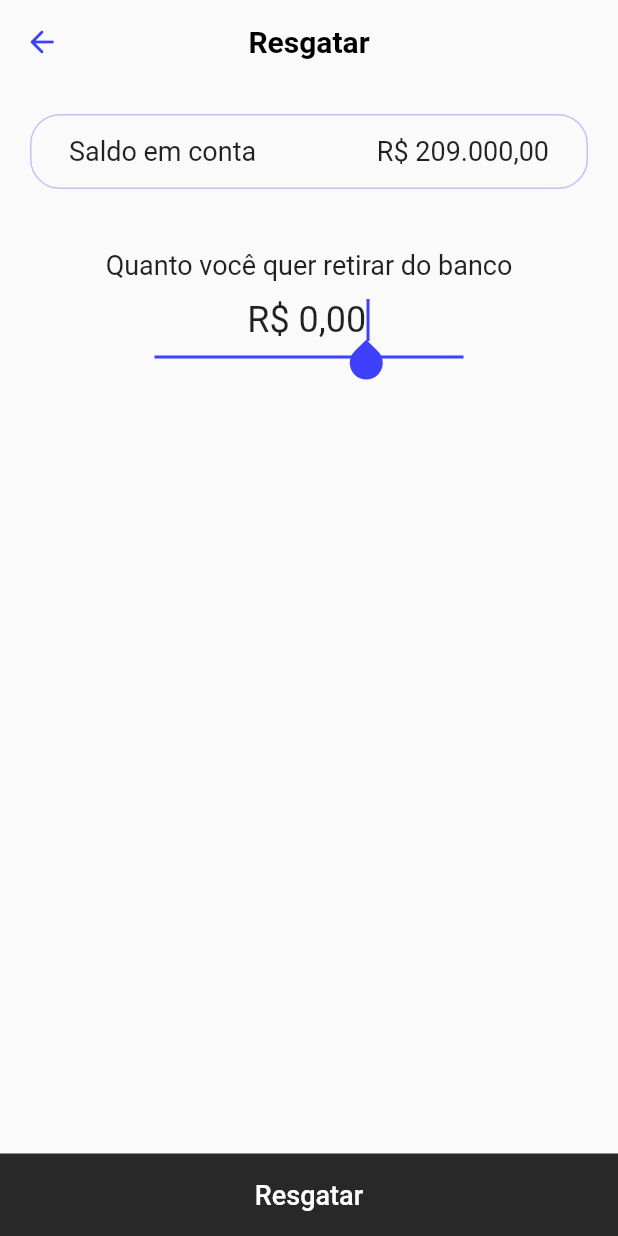
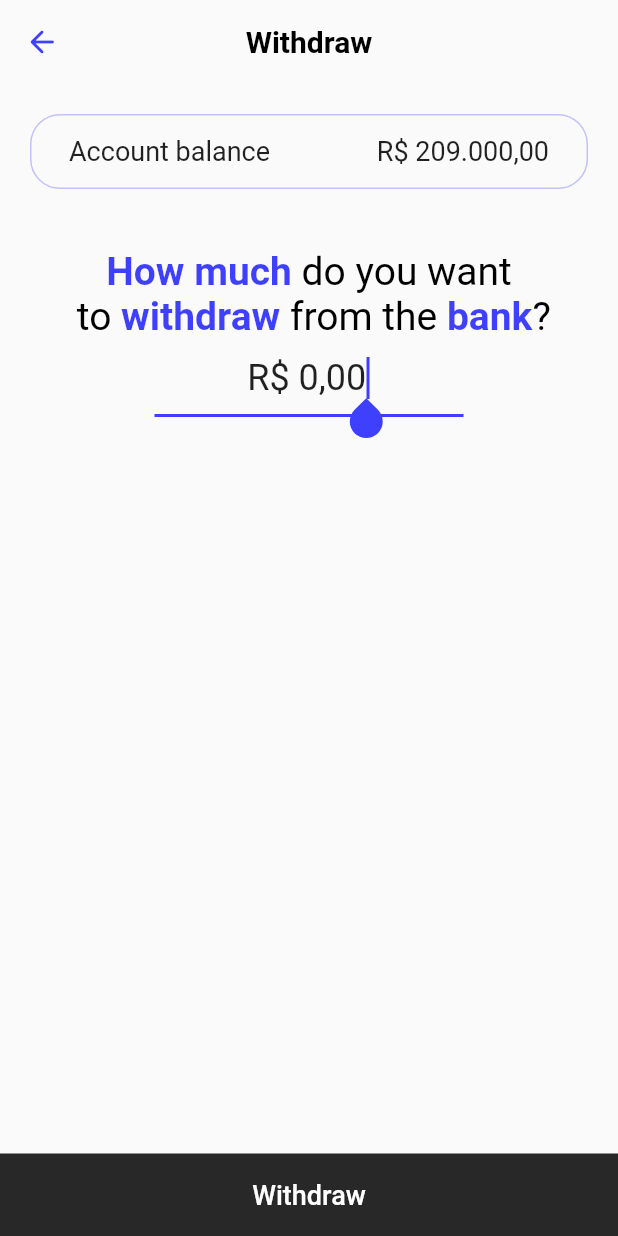
Before and after one commit to BrunoRabbit/deposito-saque, a Flutter app: the screen it shows after launch, after a tap on an icon or button, on a phone screen of 412 x 824 dp. Run offline on Flutter 3.47's test engine with Material 2 defaults, Android fonts, the phone set to English and light mode, and no system bars; our stand-ins replace brasil_fields, font_awesome_flutter, google_fonts; missing offline and left inert: mobile_scanner.

Commit message:
fix: minor adjustments

```diff
--- a/lib/app.dart
+++ b/lib/app.dart
@@ -1,7 +1,7 @@
 import 'package:deposito_saque/controllers/transaction_controller.dart';
+import 'package:deposito_saque/pages/home_page/home_page.dart';
 import 'package:deposito_saque/routes/app_routes.dart';
 import 'package:deposito_saque/themes/colors_themes.dart';
-import 'package:deposito_saque/views/home_view/home_view.dart';
 import 'package:deposito_saque/widgets/app_snack_bar.dart';
 import 'package:flutter/material.dart';
 import 'package:provider/provider.dart';
@@ -25,12 +25,11 @@ class _ApplicationState extends State<Application> {
       child: MaterialApp(
         scaffoldMessengerKey: scaffoldKey,
         debugShowCheckedModeBanner: false,
-        title: 'Flutter Demo',
         routes: AppRoutes.path,
         // themeMode: themeProvider.themeMode,
         theme: ColorsThemes.lightTheme,
         // darkTheme: MyTheme.darkTheme,
-        home: const HomeView(),
+        home: const HomePage(),
       ),
     );
   }
--- a/lib/models/transaction.dart
+++ b/lib/models/transaction.dart
@@ -9,8 +9,6 @@ class Transaction {
   double? transferido;
   String? dateTime;
   IconData? icon;
-  Color? bgColor;
-  Color? moneyColor;
 
   Transaction({
     this.name,
@@ -19,8 +17,6 @@ class Transaction {
     this.transferido,
     this.dateTime,
     this.icon,
-    this.bgColor,
-    this.moneyColor,
   });
 
   Transaction copyWith({
@@ -40,8 +36,6 @@ class Transaction {
       transferido: transferido ?? this.transferido,
       dateTime: dateTime ?? this.dateTime,
       icon: icon ?? this.icon,
-      bgColor: bgColor ?? this.bgColor,
-      moneyColor: moneyColor ?? this.moneyColor,
     );
   }
 }
--- a/lib/views/home_view/home_view.dart
+++ b/lib/pages/home_page/home_page.dart
@@ -1,21 +1,21 @@
 import 'package:brasil_fields/brasil_fields.dart';
-import 'package:deposito_saque/views/home_view/widgets/card_historico.dart';
+import 'package:deposito_saque/pages/home_page/widgets/history_card_widget.dart';
 import 'package:deposito_saque/controllers/transaction_controller.dart';
 import 'package:deposito_saque/models/transaction.dart';
 import 'package:deposito_saque/widgets/app_custom_text.dart';
-import 'package:deposito_saque/views/home_view/widgets/area_button.dart';
+import 'package:deposito_saque/pages/home_page/widgets/area_button_widget.dart';
 import 'package:flutter/material.dart';
 import 'package:google_fonts/google_fonts.dart';
 import 'package:provider/provider.dart';
 
-class HomeView extends StatefulWidget {
-  const HomeView({Key? key}) : super(key: key);
+class HomePage extends StatefulWidget {
+  const HomePage({Key? key}) : super(key: key);
 
   @override
-  State<HomeView> createState() => _HomeViewState();
+  State<HomePage> createState() => _HomePageState();
 }
 
-class _HomeViewState extends State<HomeView> {
+class _HomePageState extends State<HomePage> {
   late TransactionController transactionController;
 
   @override
@@ -35,7 +35,7 @@ class _HomeViewState extends State<HomeView> {
             crossAxisAlignment: CrossAxisAlignment.start,
             children: [
               const AppCustomText(
-                label: 'Olá, Bruno',
+                label: 'Hi, Bruno',
                 fontWeight: FontWeight.w400,
               ),
               const SizedBox(
@@ -49,7 +49,7 @@ class _HomeViewState extends State<HomeView> {
                 height: 8,
               ),
               AppCustomText(
-                label: 'Meu saldo atual',
+                label: 'Current balance',
                 size: 16,
                 color: Theme.of(context).primaryColor,
               ),
@@ -63,7 +63,7 @@ class _HomeViewState extends State<HomeView> {
               Row(
                 children: [
                   Text(
-                    'Histórico de transações',
+                    'History transaction',
                     style: GoogleFonts.roboto(
                       fontSize: 18,
                       fontWeight: FontWeight.w500,
@@ -87,7 +87,7 @@ class _HomeViewState extends State<HomeView> {
                       child: Column(
                         children: [
                           const AppCustomText(
-                            label: 'Nenhuma transação encontrada!',
+                            label: 'No transactions found!',
                             size: 20,
                           ),
                           Icon(
@@ -109,7 +109,7 @@ class _HomeViewState extends State<HomeView> {
                           Transaction transaction = transactionController
                               .listTransaction[reverseIndex];
 
-                          return CardHistorico(
+                          return HistoryCard(
                             transaction: transaction,
                           );
                         },
@@ -125,3 +125,7 @@ class _HomeViewState extends State<HomeView> {
     );
   }
 }
+// TODO - SEM UZAR SETSTATE WITH BLOC
+// TODO - TIRAR GOOGLE FONTE E COLOCAR FONTE DIREITO
+// TODO - UM BrOCO PRA CADA STATE
+// TODO - FAZER EM INGLES ATÉ VARIAVEL
--- a/lib/views/home_view/widgets/area_button.dart
+++ b/lib/pages/home_page/widgets/area_button_widget.dart
@@ -19,7 +19,7 @@ class AreaButton extends StatelessWidget {
               children: [
                 InkWell(
                   onTap: () {
-                    Navigator.of(context).pushNamed(RoutesPath.kPixView);
+                    Navigator.of(context).pushNamed(RoutesPath.kPixPage);
                   },
                   child: CircleAvatar(
                     radius: 25,
@@ -35,7 +35,7 @@ class AreaButton extends StatelessWidget {
                   height: 5,
                 ),
                 const AppCustomText(
-                  label: 'Área Pix',
+                  label: 'Pix',
                   size: 16,
                 ),
               ],
@@ -47,7 +47,7 @@ class AreaButton extends StatelessWidget {
               children: [
                 InkWell(
                   onTap: () {
-                    Navigator.of(context).pushNamed(RoutesPath.kDepositView);
+                    Navigator.of(context).pushNamed(RoutesPath.kDepositPage);
                   },
                   child: CircleAvatar(
                     radius: 25,
@@ -63,7 +63,7 @@ class AreaButton extends StatelessWidget {
                   height: 5,
                 ),
                 AppCustomText(
-                  label: 'Depositar',
+                  label: 'Deposit',
                   size: 16,
                   color: Colors.black.withOpacity(0.8),
                 ),
@@ -76,7 +76,7 @@ class AreaButton extends StatelessWidget {
               children: [
                 InkWell(
                   onTap: () {
-                    Navigator.of(context).pushNamed(RoutesPath.kResgatarView);
+                    Navigator.of(context).pushNamed(RoutesPath.kWithdrawPage);
                   },
                   child: CircleAvatar(
                     radius: 25,
@@ -92,7 +92,7 @@ class AreaButton extends StatelessWidget {
                   height: 5,
                 ),
                 AppCustomText(
-                  label: 'Resgatar',
+                  label: 'Withdraw',
                   size: 16,
                   color: Colors.black.withOpacity(0.8),
                 ),
--- a/lib/views/resgatar_view.dart
+++ b/lib/pages/withdraw_page.dart
@@ -6,20 +6,20 @@ import 'package:flutter/services.dart';
 import 'package:google_fonts/google_fonts.dart';
 import 'package:provider/provider.dart';
 
-class ResgatarView extends StatefulWidget {
-  const ResgatarView({Key? key}) : super(key: key);
+class WithdrawPage extends StatefulWidget {
+  const WithdrawPage({Key? key}) : super(key: key);
 
   @override
-  State<ResgatarView> createState() => _ResgatarViewState();
+  State<WithdrawPage> createState() => _WithdrawPageState();
 }
 
-class _ResgatarViewState extends State<ResgatarView> {
-  late TextEditingController _resgateController;
+class _WithdrawPageState extends State<WithdrawPage> {
+  late TextEditingController _withdrawController;
   late TransactionController transactionController;
 
   @override
   void initState() {
-    _resgateController = TextEditingController(
+    _withdrawController = TextEditingController(
         text: UtilBrasilFields.obterReal(
       0,
       moeda: true,
@@ -31,7 +31,7 @@ class _ResgatarViewState extends State<ResgatarView> {
 
   @override
   void dispose() {
-    _resgateController.dispose();
+    _withdrawController.dispose();
     super.dispose();
   }
 
@@ -42,7 +42,7 @@ class _ResgatarViewState extends State<ResgatarView> {
         elevation: 0,
         backgroundColor: Colors.transparent,
         title: const AppCustomText(
-          label: 'Resgatar',
+          label: 'Withdraw',
           size: 20,
           fontWeight: FontWeight.w600,
           color: Colors.black,
@@ -78,7 +78,7 @@ class _ResgatarViewState extends State<ResgatarView> {
                 child: Row(
                   children: [
                     const AppCustomText(
-                      label: 'Saldo em conta',
+                      label: 'Account balance',
                       fontWeight: FontWeight.normal,
                     ),
                     const Spacer(),
@@ -95,9 +95,45 @@ class _ResgatarViewState extends State<ResgatarView> {
           const SizedBox(
             height: 20,
           ),
-          const AppCustomText(
-            label: 'Quanto você quer retirar do banco',
-            fontWeight: FontWeight.normal,
+          RichText(
+            textAlign: TextAlign.center,
+            text: TextSpan(
+              text: 'How much ',
+              style: GoogleFonts.roboto(
+                fontSize: 26,
+                fontWeight: FontWeight.w700,
+                color: const Color(0xff0000ff).withOpacity(0.75),
+              ),
+              children: <TextSpan>[
+                TextSpan(
+                  text: 'do you want\n to ',
+                  style: GoogleFonts.roboto(
+                    fontWeight: FontWeight.normal,
+                    color: Colors.black,
+                  ),
+                ),
+                const TextSpan(
+                  text: 'withdraw',
+                ),
+                TextSpan(
+                  text: ' from the ',
+                  style: GoogleFonts.roboto(
+                    fontWeight: FontWeight.normal,
+                    color: Colors.black,
+                  ),
+                ),
+                const TextSpan(
+                  text: 'bank',
+                ),
+                TextSpan(
+                  text: '?',
+                  style: GoogleFonts.roboto(
+                    fontWeight: FontWeight.normal,
+                    color: Colors.black,
+                  ),
+                ),
+              ],
+            ),
           ),
           Center(
             child: SizedBox(
@@ -105,7 +141,7 @@ class _ResgatarViewState extends State<ResgatarView> {
               child: TextField(
                 autofocus: true,
                 textAlign: TextAlign.center,
-                controller: _resgateController,
+                controller: _withdrawController,
                 keyboardType: TextInputType.number,
                 maxLength: 13,
                 maxLengthEnforcement: MaxLengthEnforcement.enforced,
@@ -136,7 +172,7 @@ class _ResgatarViewState extends State<ResgatarView> {
             width: double.infinity,
             child: ElevatedButton(
               child: const AppCustomText(
-                label: 'Resgatar',
+                label: 'Withdraw',
                 color: Colors.white,
                 size: 18,
               ),
@@ -149,7 +185,7 @@ class _ResgatarViewState extends State<ResgatarView> {
               ),
               onPressed: () {
                 transactionController.verifyValueResgate(
-                  _resgateController.text,
+                  _withdrawController.text,
                   context,
                 );
               },
--- a/lib/routes/app_routes.dart
+++ b/lib/routes/app_routes.dart
@@ -1,24 +1,24 @@
-import 'package:deposito_saque/views/camera_view.dart';
-import 'package:deposito_saque/views/deposit_view.dart';
-import 'package:deposito_saque/views/home_view/home_view.dart';
-import 'package:deposito_saque/views/pix_view.dart';
-import 'package:deposito_saque/views/resgatar_view.dart';
-import 'package:flutter/cupertino.dart';
+import 'package:deposito_saque/pages/camera_page/camera_page.dart';
+import 'package:deposito_saque/pages/deposit_page.dart';
+import 'package:deposito_saque/pages/home_page/home_page.dart';
+import 'package:deposito_saque/pages/pix_page/pix_page.dart';
+import 'package:deposito_saque/pages/withdraw_page.dart';
+import 'package:flutter/material.dart';
 
 class AppRoutes {
-  static Map<String, Widget Function(BuildContext)> path = {
-    RoutesPath.kDepositView: (_) => const DepositView(),
-    RoutesPath.kHomeView: (_) => const HomeView(),
-    RoutesPath.kResgatarView: (_) => const ResgatarView(),
-    RoutesPath.kPixView: (_) => const PixView(),
-    RoutesPath.kCameraView: (_) => const CameraView(),
+  static Map<String, WidgetBuilder> path = {
+    RoutesPath.kDepositPage: (_) => const DepositPage(),
+    RoutesPath.kHomePage: (_) => const HomePage(),
+    RoutesPath.kWithdrawPage: (_) => const WithdrawPage(),
+    RoutesPath.kPixPage: (_) => const PixPage(),
+    RoutesPath.kCameraPage: (_) => const CameraPage(),
   };
 }
 
 class RoutesPath {
-  static const kDepositView = '/deposit-view';
-  static const kHomeView = '/home-view';
-  static const kResgatarView = '/resgatar-view';
-  static const kPixView = '/pix-view';
-  static const kCameraView = '/camera-view';
+  static const kDepositPage = '/deposit_page';
+  static const kHomePage = '/home_page';
+  static const kWithdrawPage = '/withdraw_page';
+  static const kPixPage = '/pix_page';
+  static const kCameraPage = '/camera_page';
 }
--- a/lib/themes/colors_themes.dart
+++ b/lib/themes/colors_themes.dart
@@ -19,6 +19,5 @@ class ColorsThemes {
 
   static final lightTheme = ThemeData(
     primarySwatch: _colorPrimarySwatch,
-    // primaryColor: _colorPrimarySwatch,
   );
 }
--- a/lib/widgets/app_snack_bar.dart
+++ b/lib/widgets/app_snack_bar.dart
@@ -21,7 +21,7 @@ ScaffoldFeatureController<SnackBar, SnackBarClosedReason> sucessSnackBar(
           ),
           const Spacer(),
           InkWell(
-            child: const Text('Dispensar'),
+            child: const Text('Dismiss'),
             onTap: () {
               scaffoldKey.currentState!.hideCurrentSnackBar();
             },
@@ -49,7 +49,7 @@ ScaffoldFeatureController<SnackBar, SnackBarClosedReason> failedSnackBar(
           ),
           const Spacer(),
           InkWell(
-            child: const Text('Dispensar'),
+            child: const Text('Dismiss'),
             onTap: () {
               scaffoldKey.currentState!.hideCurrentSnackBar();
             },
--- a/pubspec.yaml
+++ b/pubspec.yaml
@@ -40,6 +40,7 @@ dependencies:
   font_awesome_flutter: ^10.1.0
   mobile_scanner: ^1.1.2
   flutter_bloc: ^8.0.1
+  equatable: ^2.0.3
 
 dev_dependencies:
   flutter_test:
```
Also changed, not shown: lib/controllers/transaction_controller.dart (+11 -17 lines), lib/pages/camera_page/camera_page.dart (renamed from lib/views/camera_view.dart, +5 -5 lines), lib/pages/deposit_page.dart (renamed from lib/views/deposit_view.dart, +9 -9 lines), lib/pages/home_page/widgets/history_card_widget.dart (renamed from lib/views/home_view/widgets/card_historico.dart, +26 -6 lines), lib/pages/pix_page/pix_page.dart (renamed from lib/views/pix_view.dart, +13 -13 lines), lib/pages/pix_page/widgets/receive_form.dart (renamed from lib/components/form_receber.dart, +9 -9 lines), lib/pages/camera_page/widgets/qr_overlay_widget.dart (renamed from lib/helpers/qr_overlay.dart), lib/pages/pix_page/widgets/card_pix_widget.dart (renamed from lib/components/card_pix.dart), pubspec.lock.
